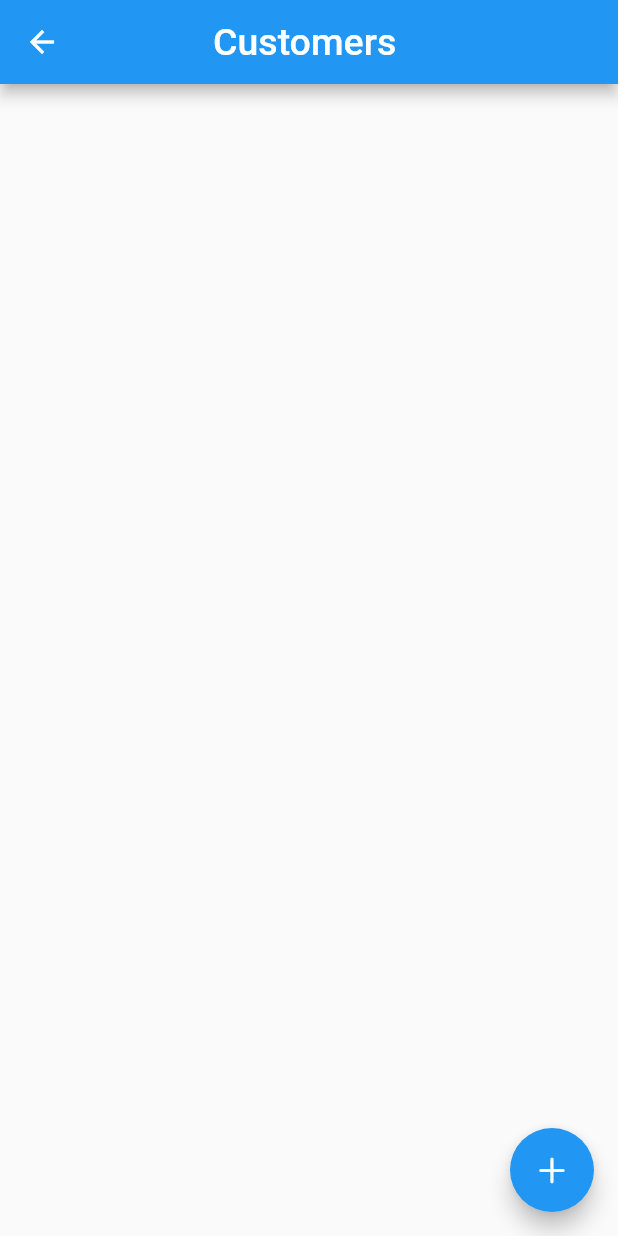
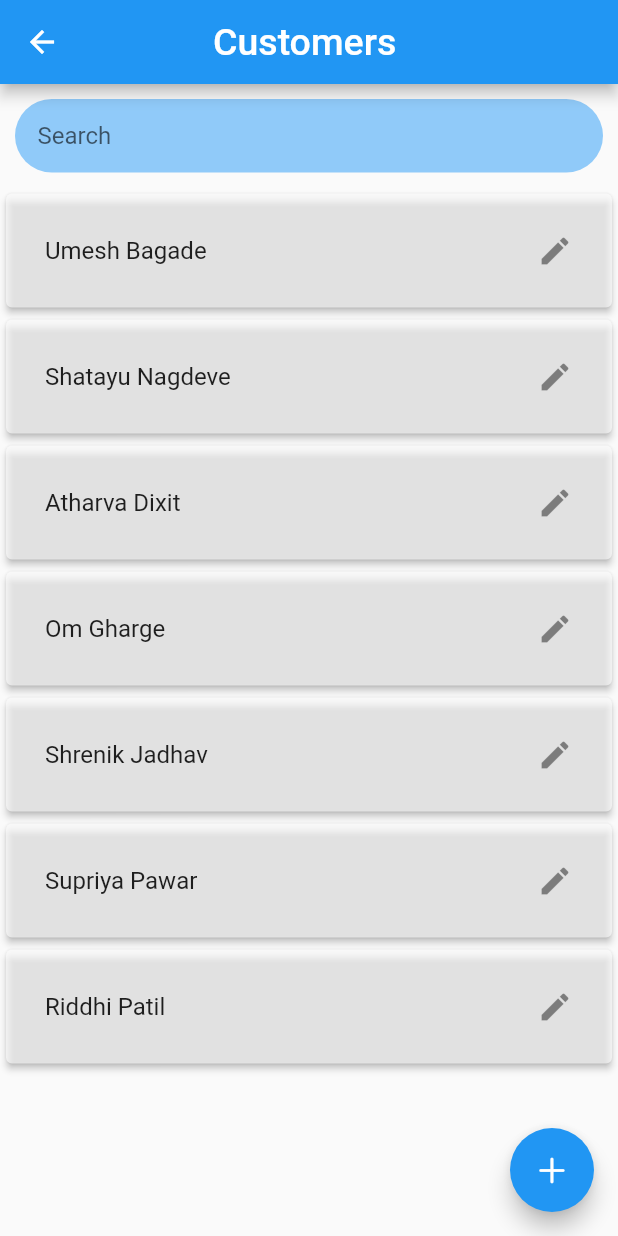
Before and after one commit to Seven-Deadly-Sins-07/digi-mess, a Flutter app: the HomePage screen opened directly, on a phone screen of 412 x 824 dp. Run offline on Flutter 3.47's test engine with Material 2 defaults, Android fonts, the phone set to English and light mode, and no system bars; our stand-ins replace form_field_validator.

```diff
--- a/lib/home_page.dart
+++ /dev/null
@@ -1,32 +0,0 @@
-import 'package:flutter/cupertino.dart';
-import 'package:flutter/material.dart';
-import 'package:mini_project/customer_registration.dart';
-
-class HomePage extends StatefulWidget {
-  const HomePage({Key? key}) : super(key: key);
-
-  @override
-  State<HomePage> createState() => _HomePageState();
-}
-
-class _HomePageState extends State<HomePage> {
-  @override
-  Widget build(BuildContext context) {
-    return Scaffold(
-      appBar: AppBar(
-        title: Padding(
-          padding: const EdgeInsets.only(left: 70.0),
-          child: Text('Customers', style: TextStyle(fontSize: 25.0),),
-        ),
-      ),
-      floatingActionButton: FloatingActionButton(
-        onPressed: () {
-          Navigator.push(context, MaterialPageRoute(builder: (context) {
-            return CustomerRegistration();
-          }));
-        },
-        child: Icon(CupertinoIcons.add),
-      ),
-    );
-  }
-}
--- a/lib/main.dart
+++ b/lib/main.dart
@@ -1,5 +1,5 @@
 import 'package:flutter/material.dart';
-import 'package:mini_project/welcome_page.dart';
+import 'screens/welcome_page.dart';
 
 void main() {
   runApp(const MyApp());
--- /dev/null
+++ b/lib/screens/home_page.dart
@@ -0,0 +1,102 @@
+import 'package:flutter/cupertino.dart';
+import 'package:flutter/material.dart';
+import 'customer_registration.dart';
+
+class HomePage extends StatefulWidget {
+  const HomePage({Key? key}) : super(key: key);
+
+  @override
+  State<HomePage> createState() => _HomePageState();
+}
+
+class _HomePageState extends State<HomePage> {
+  //static values
+  List<String> _items = ["Umesh Bagade", "Shatayu Nagdeve", "Atharva Dixit", "Om Gharge", "Shrenik Jadhav", "Supriya Pawar", "Riddhi Patil"];
+  List<String> customerOnSearch = ["Umesh Bagade", "Shatayu Nagdeve", "Atharva Dixit", "Om Gharge", "Shrenik Jadhav", "Supriya Pawar", "Riddhi Patil"];
+  TextEditingController? _textEditingController = TextEditingController();
+  @override
+  Widget build(BuildContext context) {
+    return Scaffold(
+      appBar: AppBar(
+        title: Padding(
+          padding: const EdgeInsets.only(left: 70.0),
+          child: Text('Customers', style: TextStyle(fontSize: 25.0),),
+        ),
+      ),
+      body: Container(
+          child: Column(
+            children: [
+              Padding(
+                padding: EdgeInsets.all(10.0),
+                child: Container(
+                  decoration: BoxDecoration(
+                    color: Colors.blue.shade200,
+                    borderRadius: BorderRadius.circular(30),
+                  ),
+
+                  child: TextField(
+                    onChanged: (value){
+                      setState((){
+                        customerOnSearch = _items.where((element) => element.toLowerCase().contains(value.toLowerCase())).toList();
+                      });
+                    },
+                    controller: _textEditingController,
+                    decoration: InputDecoration(
+                        border: InputBorder.none,
+                        errorBorder: InputBorder.none,
+                        enabledBorder: InputBorder.none,
+                        focusedBorder: InputBorder.none,
+                        contentPadding: EdgeInsets.all(15),
+                        hintText: 'Search'
+                    ),
+                  ),
+                ),
+              ),
+              Expanded(
+                child: _textEditingController!.text.isNotEmpty && customerOnSearch.isEmpty?
+                Center(
+                  child: Column(
+                    mainAxisAlignment: MainAxisAlignment.center,
+                    children: [
+                      Icon(Icons.search_off, size: 100,),
+                      Text("No results found",style: TextStyle(
+                          fontSize: 35,
+                          fontWeight: FontWeight.bold
+                      ),)
+                    ],
+                  ),
+                )
+                    : ListView.builder(
+                  itemCount: _textEditingController!.text.isNotEmpty ? customerOnSearch.length:_items.length,
+                  itemBuilder: (BuildContext context, int idx){
+                    // return idx ==0 ? _searchBar() : _listItem(index-1);
+                    return Card(
+                      elevation: 2.0,
+                      child: Padding(
+                        padding: EdgeInsets.all(10.0),
+                        child: ListTile(
+                          title: Text(
+                            _textEditingController!.text.isNotEmpty ? customerOnSearch[idx]: _items[idx],
+                          ),
+                          trailing: Icon(Icons.edit),
+                        ),
+                      ),
+                      color: Colors.white60,
+                    );
+                  },
+                ),
+              )
+            ],
+          )
+      ),
+      floatingActionButton: FloatingActionButton(
+        onPressed: () {
+          Navigator.push(context, MaterialPageRoute(builder: (context) {
+            return CustomerRegistration();
+          }));
+        },
+        child: Icon(CupertinoIcons.add),
+      ),
+    );
+  }
+}
--- a/lib/signIn/signinScreen.dart
+++ b/lib/signIn/signinScreen.dart
@@ -7,7 +7,7 @@ import 'package:mini_project/login/loginScreen.dart';
 import 'package:mini_project/signIn/signin_input.dart';
 import 'package:mini_project/validator.dart';
 
-import '../home_page.dart';
+import '../../screens/home_page.dart';
 
 class SignInScreen extends StatefulWidget {
   const SignInScreen({Key? key}) : super(key: key);
```
Also changed, not shown: lib/constants/buttons.dart (+21 -10 lines), lib/login/loginScreen.dart (+10 -4 lines), lib/screens/customer_registration.dart (renamed from lib/customer_registration.dart), lib/screens/welcome_page.dart (renamed from lib/welcome_page.dart).
